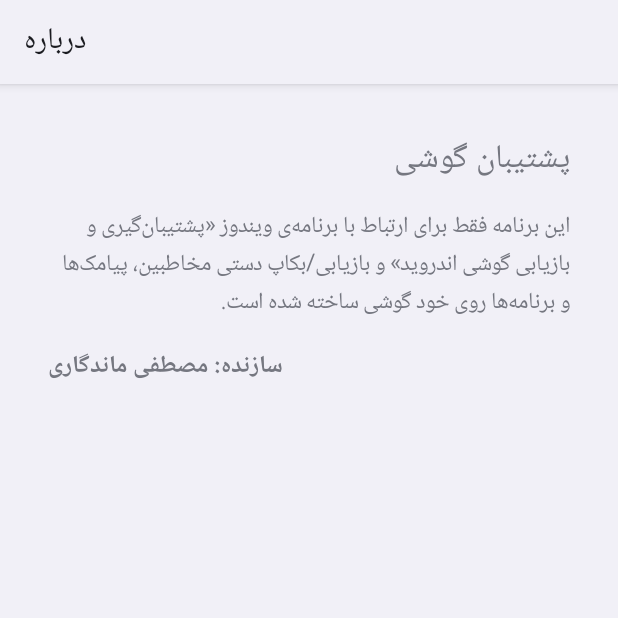
After one commit to coxvpn/PhoneBackup, an Android app: the AboutActivity screen opened directly, with no data from a screen before it, on a phone screen of 412 x 824 dp, the top half of it. The commit adds this screen. Run offline under Robolectric (Android 15) with nearby library versions, the phone set to English and light mode, and no system bars.

Commit message:
Add files via upload

```diff
--- a/android-helper/app/src/main/AndroidManifest.xml
+++ b/android-helper/app/src/main/AndroidManifest.xml
@@ -30,6 +30,9 @@
                 <category android:name="android.intent.category.LAUNCHER" />
             </intent-filter>
         </activity>
+
+        <activity android:name=".AppsActivity" android:exported="false" />
+        <activity android:name=".AboutActivity" android:exported="false" />
 
         <service
             android:name=".ServerService"
--- /dev/null
+++ b/android-helper/app/src/main/java/com/phonebackup/helper/AboutActivity.kt
@@ -0,0 +1,64 @@
+package com.phonebackup.helper
+
+import android.app.Activity
+import android.content.pm.PackageManager
+import android.os.Build
+import android.os.Bundle
+import android.view.View
+import android.widget.LinearLayout
+import android.widget.TextView
+
+class AboutActivity : Activity() {
+
+    override fun onCreate(savedInstanceState: Bundle?) {
+        super.onCreate(savedInstanceState)
+        title = "درباره"
+
+        val layout = LinearLayout(this).apply {
+            orientation = LinearLayout.VERTICAL
+            layoutDirection = View.LAYOUT_DIRECTION_RTL
+            setPadding(48, 48, 48, 48)
+        }
+
+        val appTitle = TextView(this).apply {
+            text = "پشتیبان گوشی"
+            textSize = 22f
+        }
+        layout.addView(appTitle)
+
+        val version = try {
+            val pi = if (Build.VERSION.SDK_INT >= 33)
+                packageManager.getPackageInfo(packageName, PackageManager.PackageInfoFlags.of(0))
+            else
+                @Suppress("DEPRECATION") packageManager.getPackageInfo(packageName, 0)
+            pi.versionName ?: ""
+        } catch (_: Exception) {
+            ""
+        }
+        if (version.isNotEmpty()) {
+            layout.addView(TextView(this).apply {
+                text = "نسخه $version"
+                textSize = 14f
+                setTextColor(0xFF777777.toInt())
+            }, margin(0, 6, 0, 0))
+        }
+
+        layout.addView(TextView(this).apply {
+            text = "این برنامه فقط برای ارتباط با برنامه‌ی ویندوز «پشتیبان‌گیری و بازیابی گوشی اندروید» " +
+                "و بازیابی/بکاپ دستی مخاطبین، پیامک‌ها و برنامه‌ها روی خود گوشی ساخته شده است."
+            textSize = 15f
+        }, margin(0, 20, 0, 0))
+
+        layout.addView(TextView(this).apply {
+            text = "سازنده: مصطفی ماندگاری"
+            textSize = 16f
+            setTypeface(typeface, android.graphics.Typeface.BOLD)
+        }, margin(0, 24, 0, 0))
+
+        setContentView(layout)
+    }
+
+    private fun margin(l: Int, t: Int, r: Int, b: Int) =
+        LinearLayout.LayoutParams(LinearLayout.LayoutParams.WRAP_CONTENT, LinearLayout.LayoutParams.WRAP_CONTENT)
+            .apply { setMargins(l, t, r, b) }
+}
```
Also changed, not shown: android-helper/app/src/main/java/com/phonebackup/helper/AppsActivity.kt (added, +241 -0 lines), android-helper/app/src/main/java/com/phonebackup/helper/AppsIO.kt (+28 -17 lines), android-helper/app/src/main/java/com/phonebackup/helper/MainActivity.kt (+12 -0 lines), 1 other file.
